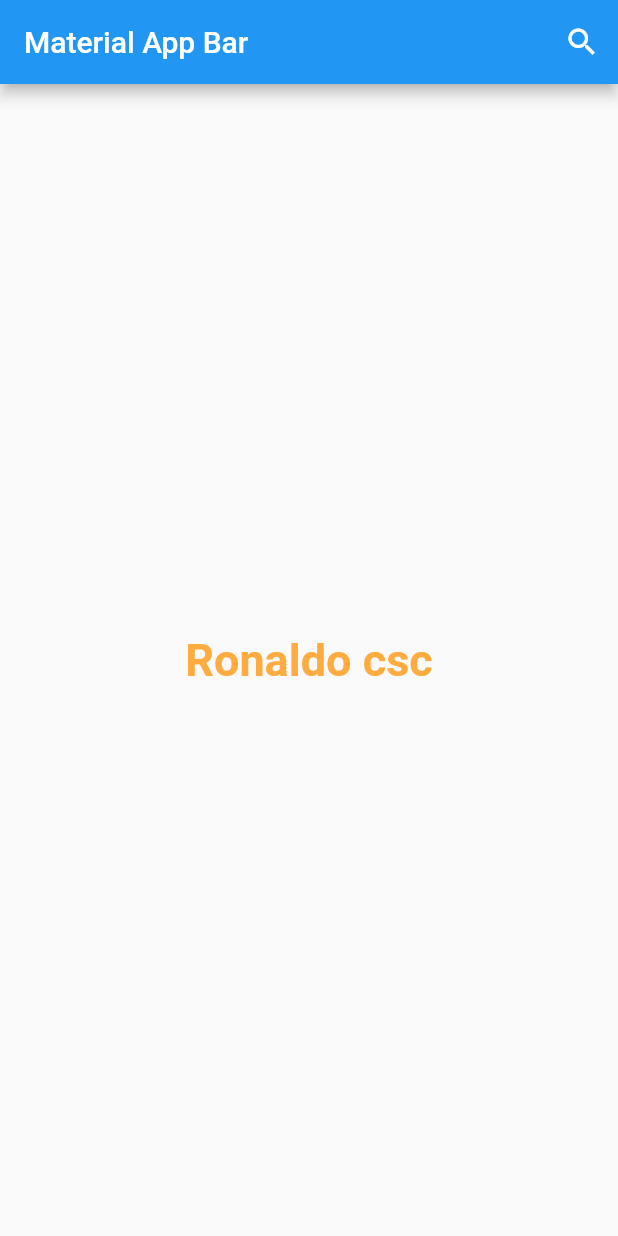
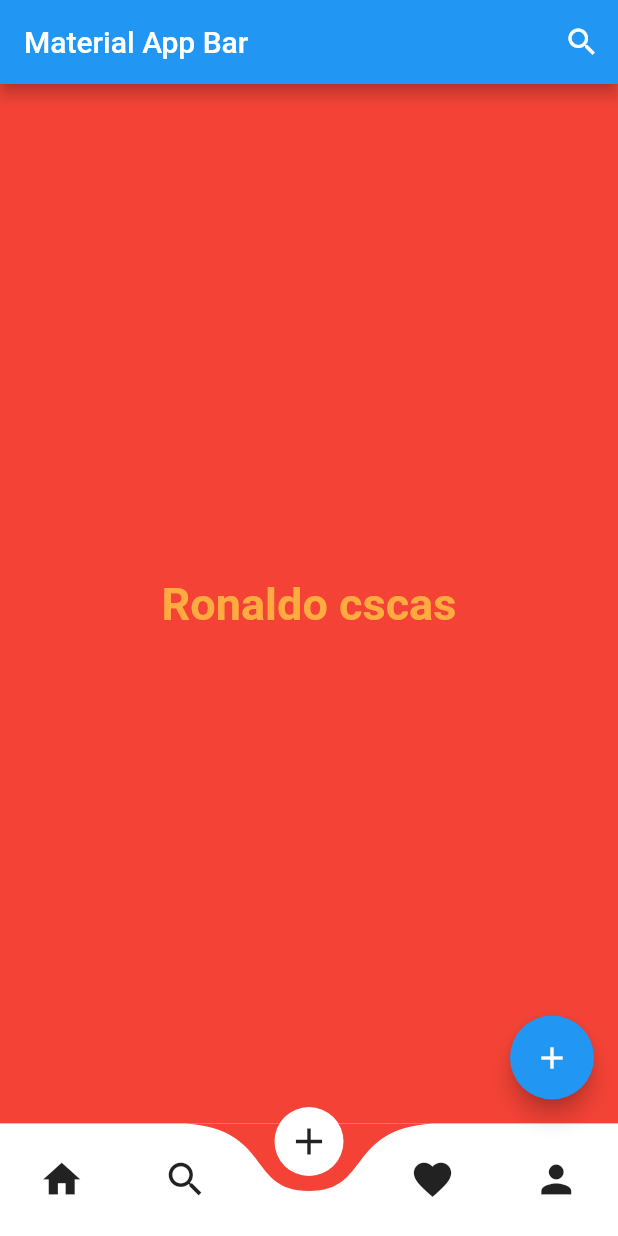
Before and after one commit to ronalcc13/primermap1, a Flutter app: the screen it shows after launch, on a phone screen of 412 x 824 dp. Run offline on Flutter 3.47's test engine with Material 2 defaults, Android fonts, the phone set to English and light mode, and no system bars; drawn by our look-alikes of curved_navigation_bar.

Commit message:
con curvenavigation bar

```diff
--- /dev/null
+++ b/mapi2/lib/constants.dart
@@ -0,0 +1,5 @@
+import 'package:flutter/material.dart';
+
+//const String google_api_key = "API _KEY";
+const Color prymaryColor = Colors.orangeAccent;
+const double defaultPadding = 20.0;
--- a/mapi2/lib/main.dart
+++ b/mapi2/lib/main.dart
@@ -1,3 +1,4 @@
+import 'package:curved_navigation_bar/curved_navigation_bar.dart';
 import 'package:flutter/material.dart';
 
 void main() => runApp(const MyApp());
@@ -16,7 +17,9 @@ class MyApp extends StatelessWidget {
               IconButton(onPressed: () {}, icon: const Icon(Icons.search)),
             ],
           ),
-        body: Center(
+          body: Container(
+            decoration: BoxDecoration(color: Colors.red),
+            child: Center(
               child: SizedBox(
                 width: double.infinity,
                 //decoration: const BoxDecoration(color: Colors.blueAccent),
@@ -24,7 +27,7 @@ class MyApp extends StatelessWidget {
                   mainAxisAlignment: MainAxisAlignment.center,
                   children: const [
                     Text(
-                  'Ronaldo csc',
+                      'Ronaldo cscas',
                       style: TextStyle(
                           color: Colors.orangeAccent,
                           fontWeight: FontWeight.bold,
@@ -35,6 +38,24 @@ class MyApp extends StatelessWidget {
               ),
             ),
           ),
+          floatingActionButton: FloatingActionButton(
+            onPressed: () {},
+            child: const Icon(Icons.add),
+          ),
+          bottomNavigationBar: CurvedNavigationBar(
+            backgroundColor: Colors.red,
+            index: 2,
+            items: const <Widget>[
+              Icon(Icons.home, size: 30),
+              Icon(Icons.search, size: 30),
+              Icon(Icons.add, size: 30),
+              Icon(Icons.favorite, size: 30),
+              Icon(Icons.person, size: 30),
+            ],
+            onTap: (index) {
+              //Handle button tap
+            },
+          )),
     );
   }
 }
--- a/mapi2/pubspec.yaml
+++ b/mapi2/pubspec.yaml
@@ -34,6 +34,10 @@ dependencies:
   # The following adds the Cupertino Icons font to your application.
   # Use with the CupertinoIcons class for iOS style icons.
   cupertino_icons: ^1.0.2
+  google_maps: ^6.2.0
+  location: ^2.5.4
+  flutter_svg: ^1.1.6
+  curved_navigation_bar: ^1.0.3
 
 dev_dependencies:
   flutter_test:
```
Also changed, not shown: mapi2/pubspec.lock. Lines whose indentation alone changed are shown as unchanged.
